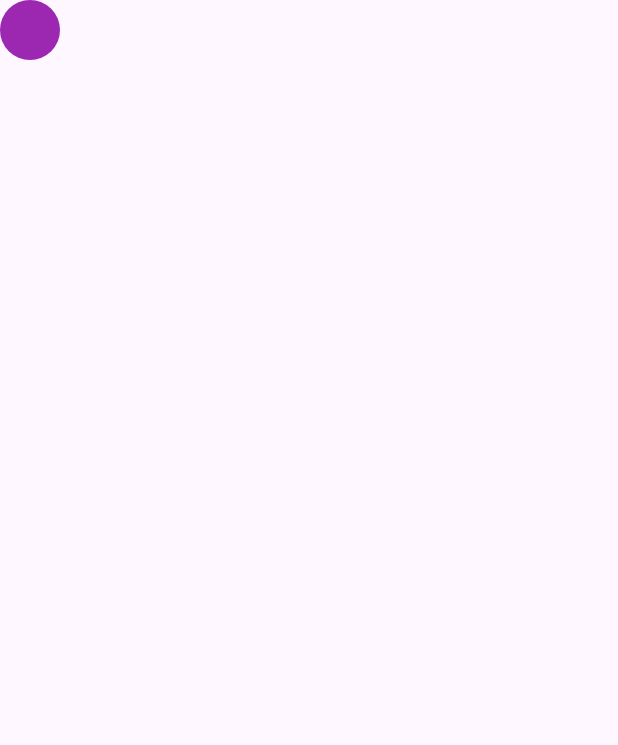
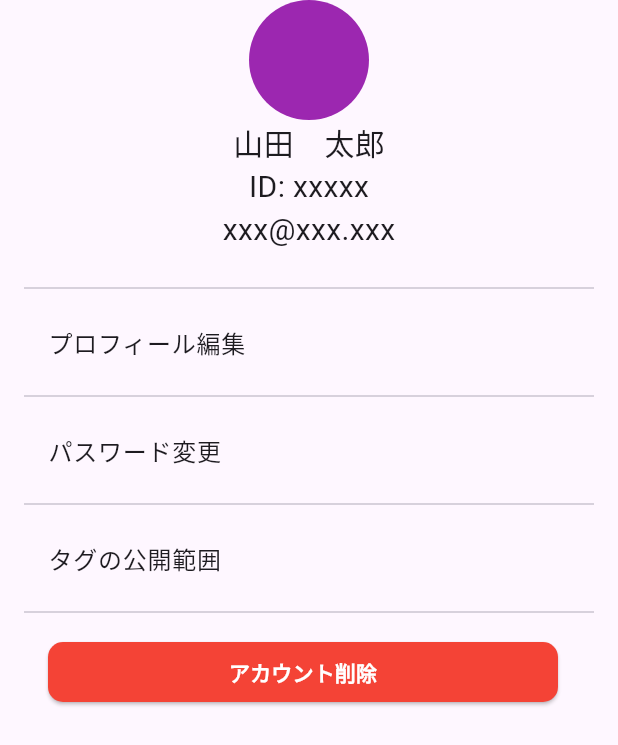
Before and after one commit to n0o0i/yomiru, a Flutter app: the AccountSettings screen opened directly, on a phone screen of 412 x 824 dp. Shown: the top 745 px of the screen. Run offline on Flutter 3.47's test engine with Material 3 defaults, Android fonts, the phone set to English and light mode, and no system bars.

Commit message:
createAccoutSetting page

```diff
--- a/lib/frontend/MyBooks/myBooks.dart
+++ b/lib/frontend/MyBooks/myBooks.dart
@@ -33,7 +33,6 @@ class MyBooks extends StatelessWidget {
                     booksGridView(),
                     booksGridView(),
                   ]
-
                 )
             )
           ]
--- a/lib/frontend/Settings/accoutSettings.dart
+++ b/lib/frontend/Settings/accoutSettings.dart
@@ -9,12 +9,80 @@ class AccountSettings extends StatelessWidget {
     return Scaffold(
       body: Column(
         children: [
-          SizedBox(
-            height: 100,
+          Center(
             child: Column(
               children: [
-                CircleAvatar(
-                  backgroundColor: Colors.purple,
+                Column ( // profile display
+                  children: [
+                    CircleAvatar(
+                      radius: 40,
+                      backgroundColor: Colors.purple,
+                    ),
+                    Container(
+                      child: Column(
+                        children: [
+                          Text(
+                            '山田　太郎',
+                            style: TextStyle(
+                              fontSize: 20
+                            ),
+                          ),
+                          Text(
+                            'ID: xxxxx',
+                            style: TextStyle(
+                              fontSize: 20
+                            ),
+                          ),
+                          Text(
+                            'xxx@xxx.xxx',
+                            style: TextStyle(
+                              fontSize: 20
+                            ),
+                          ),
+                        ]
+                      )
+                    )
+                  ],
+                ),
+                Padding(
+                  padding: const EdgeInsets.all(16.0),
+                  child: Column(
+                    children: [
+                      Divider(),
+                      ListTile(
+                        title: Text(AppStrings.AccoutSettingsEditProfile),
+                      ),
+                      Divider(),
+                      ListTile(
+                        title: Text(AppStrings.AccoutSettingsEditPassword),
+                      ),
+                      Divider(),
+                      ListTile(
+                        title: Text(AppStrings.AccoutSettingsTagsPrivacy),
+                      ),
+                      Divider(),
+                      ListTile(
+                        title: ElevatedButton(
+                          style: ElevatedButton.styleFrom(
+                            backgroundColor: Colors.red,
+                            shape: RoundedRectangleBorder(
+                              borderRadius: BorderRadius.circular(10),
+                            ),
+                          ),
+                          onPressed: (){
+                            print('pressed');
+                          },
+                          child: Text(
+                            AppStrings.AccoutSettingsDeliteAccout,
+                            style: TextStyle(
+                            color: Colors.white,
+                              fontWeight: FontWeight.bold
+                            ),
+                          )
+                        ),
+                      )
+                    ]
+                  )
                 )
               ]
             ),
--- a/lib/frontend/Settings/settingsHome.dart
+++ b/lib/frontend/Settings/settingsHome.dart
@@ -13,15 +13,9 @@ class _SettingsHomeState extends State<SettingsHome> {
   bool _isThemeLight = true;
   bool _notificationEnable = true;
 
-  void _onItemTapped(int index) {
+  void _switchBosy() {
     setState(() {
-      _selectedIndex = index;
-    });
-  }
-
-  void _onBack() {
-    setState(() {
-      _selectedIndex = 0;
+      _selectedIndex = _selectedIndex == 0 ? 1 : 0;
     });
   }
 
@@ -55,13 +49,13 @@ class _SettingsHomeState extends State<SettingsHome> {
         ),
         leading: _selectedIndex == 1
         ? IconButton(
-          onPressed: _onBack,
+          onPressed: _switchBosy,
           icon: Icon(Icons.arrow_back_ios_new_outlined)
         )
         : null,
         centerTitle: true,
       ),
-      body: _bodies[_selectedIndex],
+      body:  _bodies[_selectedIndex],
     );
   }
 
@@ -78,9 +72,7 @@ class _SettingsHomeState extends State<SettingsHome> {
               leading: Icon(Icons.person),
               title: Text(AppStrings.SettingsAccountSetting),
               trailing: Icon(Icons.arrow_forward_ios, size: 16,),
-              onTap: () {
-                _onItemTapped(1);
-              },
+              onTap: _switchBosy,
             ),
             Divider(),
             ListTile(
--- a/lib/frontend/shared/strings.dart
+++ b/lib/frontend/shared/strings.dart
@@ -32,6 +32,10 @@ class AppStrings {
   static const String SettingsNotification = '通知ON/OFF';
   static const String SettingsAppInfo = 'アプリ情報';
   static const String SettingsLogout = 'ログアウト';
-
+  // AccoutSetting
+  static const String AccoutSettingsEditProfile = 'プロフィール編集';
+  static const String AccoutSettingsEditPassword = 'パスワード変更';
+  static const String AccoutSettingsTagsPrivacy = 'タグの公開範囲';
+  static const String AccoutSettingsDeliteAccout = 'アカウント削除';
 
 }
```
